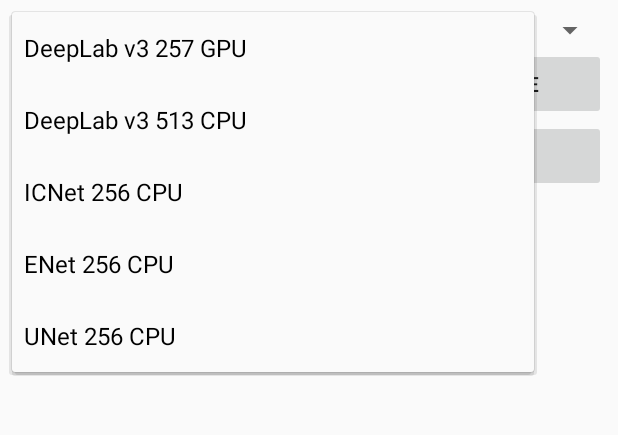
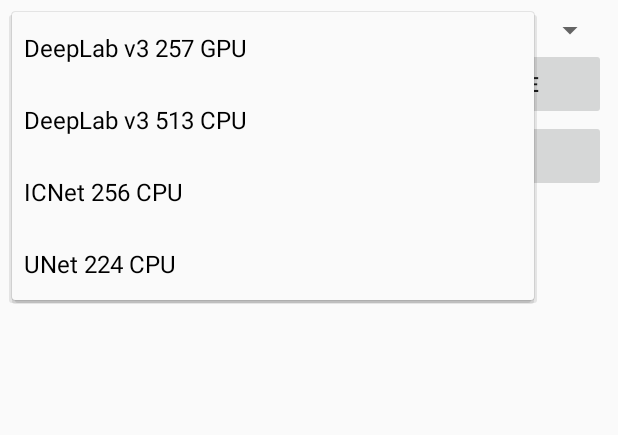
Before and after one commit to SpirinEgor/mobile_semantic_segmentation, an Android app: the screen it shows after launch (MainActivity), after a tap on "DeepLab v3 257 GPU", on a phone screen of 412 x 824 dp, the part 84-519 px from its top. Run offline under Robolectric (Android 15) with nearby library versions, the phone set to English and light mode, and no system bars; libraries missing offline, so code that uses them is left out: com.karumi.dexter, org.tensorflow.contrib, org.tensorflow.lite, org.tensorflow.types; 8 statements that could not run were skipped.

Commit message:
Upload new UNet model; Remove ENet from available list, while tf doesn't support ScatterNd layer

```diff
--- a/segmentation_app/app/src/main/java/tech/spirin/segmentation/MainActivity.kt
+++ b/segmentation_app/app/src/main/java/tech/spirin/segmentation/MainActivity.kt
@@ -64,8 +64,8 @@ class MainActivity : AppCompatActivity() {
         spinner = findViewById(R.id.spinner)
 
         availableDNN = arrayOf(
-            DeepLabV3GPU(this.assets), DeepLabV3CPU(this.assets), ICNetCPU(this.assets),
-            ENetCPU(this.assets), UNetCPU(this.assets)
+            DeepLabV3GPU(this.assets), DeepLabV3CPU(this.assets), ICNetCPU(this.assets), UNetCPU(this.assets)
+//            ENetCPU(this.assets)
         )
         availableDNN.map { it.initialize() }
 
--- a/segmentation_app/app/src/main/java/tech/spirin/segmentation/dnn/UNetCPU.kt
+++ b/segmentation_app/app/src/main/java/tech/spirin/segmentation/dnn/UNetCPU.kt
@@ -4,15 +4,13 @@ import android.content.res.AssetManager
 import android.graphics.Bitmap
 import android.util.Log
 import org.tensorflow.contrib.android.TensorFlowInferenceInterface
-import org.tensorflow.lite.Interpreter
-import org.tensorflow.lite.experimental.GpuDelegate
 
 class UNetCPU(assetManager: AssetManager) : DNN(assetManager) {
 
-    override val assetsPath = "UNet_256/UNet_256x256.pb"
-    override val name = "UNet 256 CPU"
-    override val inputShape = intArrayOf(256, 256, 3)
-    override val outputShape = intArrayOf(256, 256, 21)
+    override val assetsPath = "UNet_224/UNet_224x224.pb"
+    override val name = "UNet 224 CPU"
+    override val inputShape = intArrayOf(224, 224, 3)
+    override val outputShape = intArrayOf(224, 224, 21)
 
     private val imageMean = floatArrayOf(0.485f, 0.456f, 0.406f)
     private val imageStd = floatArrayOf(0.229f, 0.224f, 0.225f)
@@ -52,11 +50,11 @@ class UNetCPU(assetManager: AssetManager) : DNN(assetManager) {
             inputData[3 * i + 2] = processPixelChannel((pixel and 0xFF).toFloat(), 2)
         }
 
-        model.feed("input_1", inputData, 1, 256, 256, 3)
+        model.feed("input_1", inputData, 1, 224, 224, 3)
         val start = System.currentTimeMillis()
-        model.run(arrayOf("softmax/truediv"))
+        model.run(arrayOf("predictions/ResizeBilinear"))
         val end = System.currentTimeMillis()
-        model.fetch("softmax/truediv", outputData)
+        model.fetch("predictions/ResizeBilinear", outputData)
 
         var argMax: Int
         var valMax: Float
```
Also changed, not shown: segmentation_app/app/src/main/java/tech/spirin/segmentation/dnn/ENetCPU.kt (+16 -5 lines), 3 other files.
